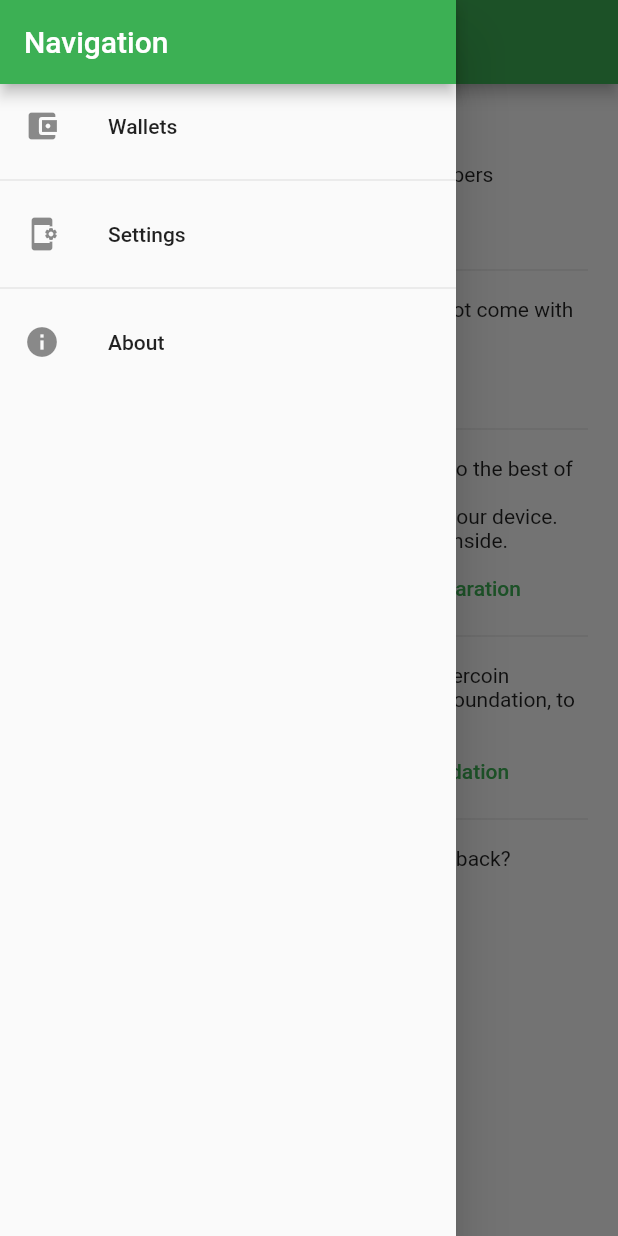
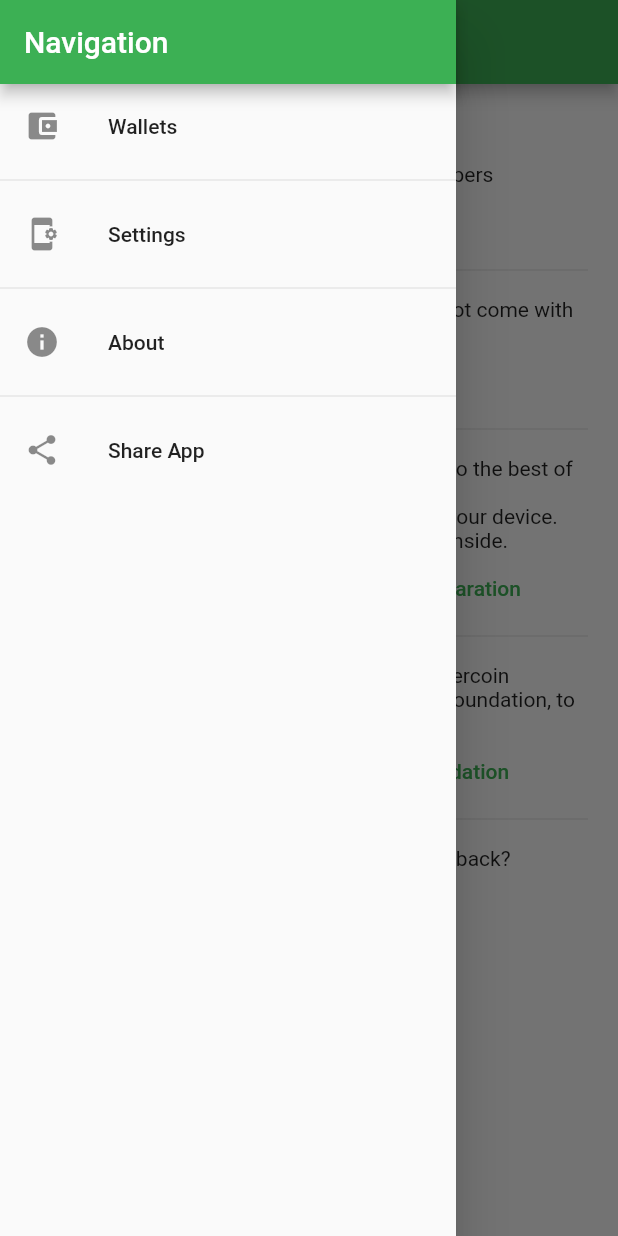
Before and after one commit to peercoin/peercoin_flutter, a Flutter app: the AboutScren screen opened by its route, with the side drawer open, on a phone screen of 412 x 824 dp. Run offline on Flutter 3.47's test engine with Material 2 defaults, Android fonts, the phone set to English and light mode, and no system bars; our stand-ins replace flutter_local_notifications, flutter_secure_storage, hive, hive_flutter, local_auth, package_info and 4 more; missing offline and left inert: bip39, bitcoin_flutter, flutter_screen_lock, mailto, qr_code_scanner; accounts and stored records are empty; generated files the repository leaves out were written again.

Commit message:
add share app button in drawer

```diff
--- a/assets/translations/de.json
+++ b/assets/translations/de.json
@@ -112,6 +112,7 @@
   "setup_securebox_fail": "Es tut uns sehr leid. Dein Gerät unterstützt keine ausreichend sichere Methode um Schlüssel zu speichern.",
   "setup_seed_slider_label": "Wischen um die Anzahl der Wörter zu ändern",
   "setup_welcome": "Willkommen bei Peercoin Wallet",
+  "share_app": "App Teilen",
   "time": "Zeit",
   "transaction_details": "Transaktionsdetails",
   "transactions_all": "Alle",
--- a/assets/translations/en.json
+++ b/assets/translations/en.json
@@ -119,6 +119,7 @@
   "setup_securebox_fail": "We are very sorry.\nYour device does not support a secure enough way of storing keys.",
   "setup_seed_slider_label": "Slide to change the number of words",
   "setup_welcome": "Welcome to Peercoin Wallet",
+  "share_app": "Share App",
   "time": "Time",
   "transaction_details": "Transaction details",
   "transactions_all": "All",
--- a/lib/widgets/app_drawer.dart
+++ b/lib/widgets/app_drawer.dart
@@ -1,12 +1,14 @@
 import 'package:flutter/material.dart';
 import 'package:peercoin/tools/app_localizations.dart';
 import 'package:peercoin/tools/app_routes.dart';
+import 'package:share/share.dart';
 
 class AppDrawer extends StatelessWidget {
   @override
   Widget build(BuildContext context) {
     return Drawer(
-      child: (Column(children: [
+      child: (Column(
+        children: [
           AppBar(
             title: Text(AppLocalizations.instance.translate('app_navigation')),
             automaticallyImplyLeading: false,
@@ -23,15 +25,22 @@ class AppDrawer extends StatelessWidget {
           ListTile(
               leading: Icon(Icons.app_settings_alt),
               title: Text(AppLocalizations.instance.translate('app_settings')),
-            onTap: () =>
-                Navigator.of(context).pushReplacementNamed(Routes.AppSettings)),
+              onTap: () => Navigator.of(context)
+                  .pushReplacementNamed(Routes.AppSettings)),
           Divider(),
           ListTile(
               leading: Icon(Icons.info),
               title: Text(AppLocalizations.instance.translate('about')),
               onTap: () =>
-                Navigator.of(context).pushReplacementNamed(Routes.About))
-      ])),
+                  Navigator.of(context).pushReplacementNamed(Routes.About)),
+          Divider(),
+          ListTile(
+              leading: Icon(Icons.share),
+              title: Text(AppLocalizations.instance.translate('share_app')),
+              onTap: () => Share.share(
+                  "https://play.google.com/store/apps/details?id=com.coinerella.peercoin")) //TODO point to peercoin.net when it's on there
+        ],
+      )),
     );
   }
 }
```
Lines whose indentation alone changed are shown as unchanged.
